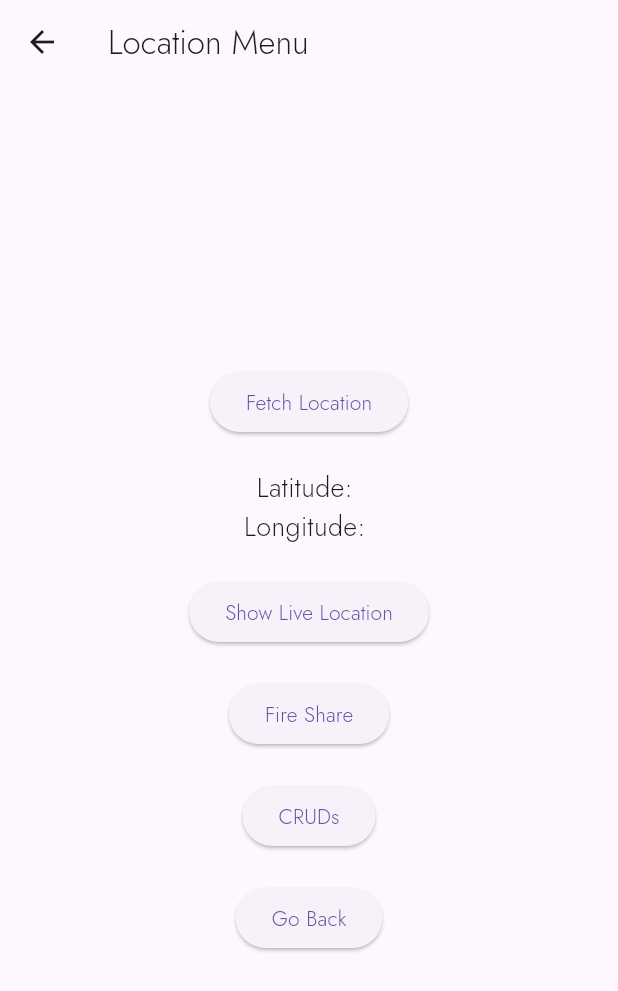
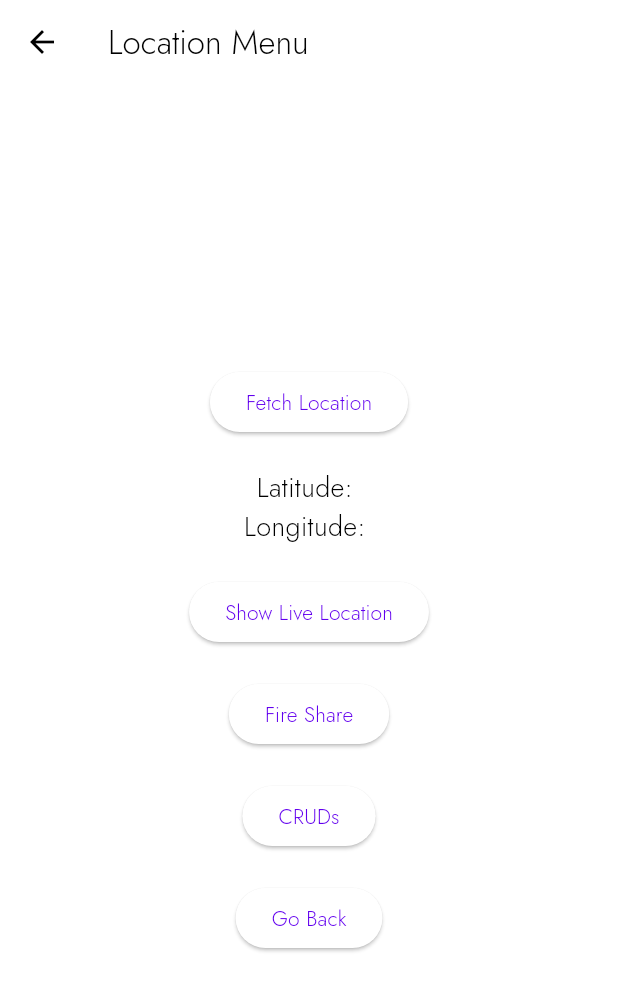
Before and after one commit to shadabtanjeed/ElderRing, a Flutter app: the screen it shows once a user with an empty profile is signed in, after a tap on "Location Sharing", on a phone screen of 412 x 824 dp. Shown: the top 991 px of the screen. Run offline on Flutter 3.47's test engine with Material 3 defaults, Android fonts, the phone set to English and light mode, and no system bars; our stand-ins replace cloud_firestore, firebase_auth, firebase_core, fluttertoast, google_maps_flutter, location and 1 more; accounts and stored records are empty.

Commit message:
change theme added

```diff
--- a/elder_ring/lib/home_page.dart
+++ b/elder_ring/lib/home_page.dart
@@ -1,11 +1,12 @@
 import 'package:firebase_auth/firebase_auth.dart';
 import 'package:flutter/material.dart';
-
+import 'package:provider/provider.dart';
 import 'Locations/mapMenu.dart';
 import 'Medication Reminder/medication_schedule.dart';
+import 'theme_provider.dart';
 
 class HomePage extends StatefulWidget {
-  const HomePage({super.key});
+  const HomePage({Key? key}) : super(key: key);
 
   @override
   State<HomePage> createState() => HomePageState();
@@ -16,6 +17,7 @@
 
   @override
   Widget build(BuildContext context) {
+    final themeProvider = Provider.of<ThemeProvider>(context);
     return Scaffold(
       appBar: AppBar(
         title: Text(
@@ -96,7 +98,7 @@
                     context,
                     MaterialPageRoute(
                         builder: (context) =>
-                            const MapMenu()), // Navigating to MaPage
+                            const MapMenu()), // Navigating to MapMenu
                   );
                 },
                 style: ButtonStyle(
@@ -112,6 +114,26 @@
                   ),
                 ),
               ),
+              const SizedBox(height: 20),
+              ElevatedButton(
+                onPressed: () {
+                  //themeProvider.toggleTheme(); // Toggle the theme
+                  Provider.of<ThemeProvider>(context, listen: false)
+                      .toggleTheme();
+                },
+                style: ButtonStyle(
+                  backgroundColor:
+                      MaterialStateProperty.all(const Color(0xFF2798E4)),
+                  foregroundColor: MaterialStateProperty.all(Colors.white),
+                ),
+                child: const Text(
+                  'Change Theme',
+                  style: TextStyle(
+                    fontFamily: 'Jost',
+                    fontWeight: FontWeight.bold,
+                  ),
+                ),
+              ),
             ],
           ),
         ),
--- a/elder_ring/lib/main.dart
+++ b/elder_ring/lib/main.dart
@@ -1,15 +1,24 @@
 import 'package:elder_ring/main_page.dart';
 import 'package:flutter/material.dart';
 import 'package:firebase_core/firebase_core.dart';
+import 'package:elder_ring/theme.dart';
+import 'package:elder_ring/theme_provider.dart'; // Import the ThemeProvider
+import 'package:provider/provider.dart';
+import 'theme_provider.dart';
 
 void main() async {
   WidgetsFlutterBinding.ensureInitialized();
   await Firebase.initializeApp();
-  runApp(const MyApp());
+  runApp(
+    ChangeNotifierProvider(
+      create: (context) => ThemeProvider(Lightmode),
+      child: const MyApp(),
+    ),
+  );
 }
 
 class MyApp extends StatelessWidget {
-  const MyApp({super.key});
+  const MyApp({Key? key}) : super(key: key);
 
   // This widget is the root of your application.
   @override
@@ -17,11 +26,7 @@
     return MaterialApp(
       debugShowCheckedModeBanner: false,
       home: const MainPage(),
-      theme: ThemeData(
-        primarySwatch: Colors.blue,
-        primaryColor: const Color(0xFF2798E4),
-        fontFamily: 'Jost', // Use the Jost font
-      ),
+      theme: Provider.of<ThemeProvider>(context).themeData,
     );
   }
 }
--- /dev/null
+++ b/elder_ring/lib/theme.dart
@@ -0,0 +1,21 @@
+import 'package:flutter/material.dart';
+
+ThemeData Lightmode = ThemeData(
+  brightness: Brightness.light,
+  colorScheme: const ColorScheme.light(),
+  backgroundColor: const Color(0xFFE5E5E5),
+  primarySwatch: Colors.blue,
+  primaryColor: Colors.grey.shade300,
+  secondaryHeaderColor: Colors.grey.shade200,
+  fontFamily: 'Jost', // Use the Jost font
+);
+
+ThemeData Darkmode = ThemeData(
+  brightness: Brightness.dark,
+  colorScheme: const ColorScheme.dark(),
+  backgroundColor: const Color(0xFF121212),
+  primarySwatch: Colors.blue,
+  primaryColor: Colors.grey.shade800,
+  secondaryHeaderColor: Colors.grey.shade700,
+  fontFamily: 'Jost', // Use the Jost font
+);
--- /dev/null
+++ b/elder_ring/lib/theme_provider.dart
@@ -0,0 +1,20 @@
+import 'package:elder_ring/theme.dart';
+import 'package:flutter/material.dart';
+
+class ThemeProvider with ChangeNotifier {
+  ThemeData _themeData = Lightmode;
+
+  ThemeProvider(this._themeData);
+
+  ThemeData get themeData => _themeData;
+
+  void setTheme(ThemeData themeData) {
+    _themeData = themeData;
+    notifyListeners();
+  }
+
+  void toggleTheme() {
+    _themeData = _themeData == Lightmode ? Darkmode : Lightmode;
+    notifyListeners();
+  }
+}
--- a/elder_ring/pubspec.yaml
+++ b/elder_ring/pubspec.yaml
@@ -45,6 +45,7 @@
   random_string: ^2.3.1
   fluttertoast: ^8.2.5
   intl: ^0.19.0
+  provider:
 
 dev_dependencies:
   flutter_test:
```
Also changed, not shown: elder_ring/pubspec.lock.
